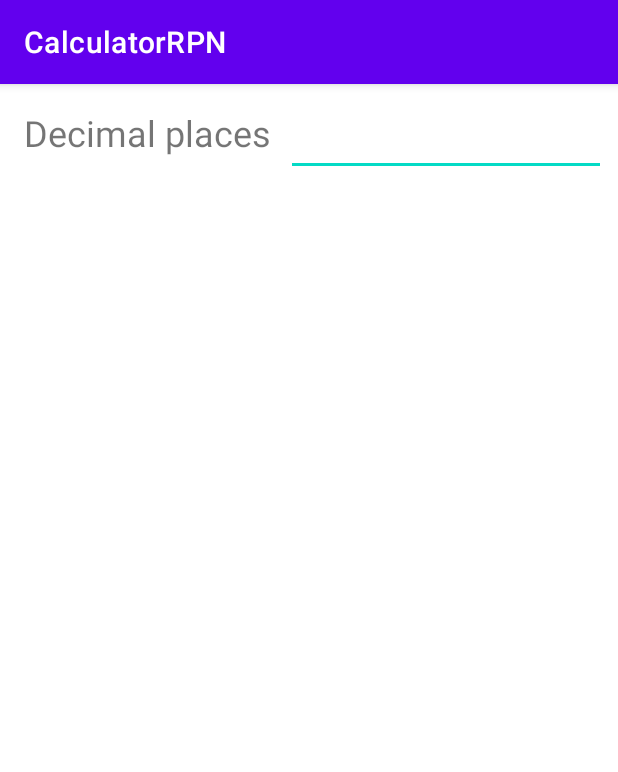
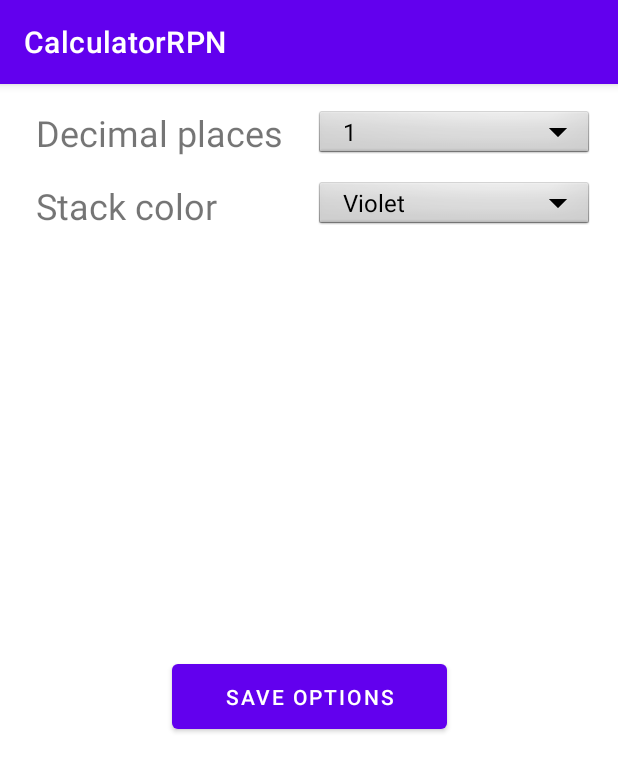
Before and after one commit to Quattro-Bajeena/CalculatorRPN, an Android app: the SettingsActivity screen opened directly, with no data from a screen before it, on a phone screen of 412 x 824 dp. Shown: the top 772 px of the screen. Run offline under Robolectric (Android 15) with nearby library versions, the phone set to English and light mode, and no system bars.

Commit message:
settings mostly done

```diff
--- a/app/src/main/java/com/example/calculatorrpn/SettingsActivity.kt
+++ b/app/src/main/java/com/example/calculatorrpn/SettingsActivity.kt
@@ -1,20 +1,51 @@
 package com.example.calculatorrpn
 
+import android.R
+import android.app.Activity
+import android.os.Bundle
+import android.widget.ArrayAdapter
+import android.widget.Spinner
 import androidx.appcompat.app.AppCompatActivity
-import android.os.Bundle
+import com.example.calculatorrpn.databinding.ActivitySettingsBinding
+import kotlin.text.*
+
 
 class SettingsActivity : AppCompatActivity() {
+
+    lateinit var binding: ActivitySettingsBinding
+
     override fun onCreate(savedInstanceState: Bundle?) {
         super.onCreate(savedInstanceState)
-        setContentView(R.layout.activity_settings)
+
+        binding = ActivitySettingsBinding.inflate(layoutInflater)
+        val view = binding.root
+        setContentView(view)
+
+        var roundingOptions = arrayOf(1, 2, 3, 4)
+        var colorOptions = arrayOf("Violet", "Red", "Green", "Blue")
+        binding.spinnerRounding.adapter = ArrayAdapter(this, R.layout.simple_spinner_dropdown_item, roundingOptions)
+        binding.spinnerColor.adapter = ArrayAdapter(this, R.layout.simple_spinner_dropdown_item, colorOptions)
+
+        val settings = getSharedPreferences("General", 0)
+        var rounding = settings.getInt("Rounding", 1)
+        var color = settings.getString("Color", "Violet")
+
+        binding.spinnerRounding.setSelection(roundingOptions.indexOf(rounding))
+        binding.spinnerColor.setSelection(colorOptions.indexOf(color))
+
+        binding.buttonSave.setOnClickListener(){saveSettings()}
     }
 
     private fun saveSettings(){
-
+        var roundingValue = binding.spinnerRounding.selectedItem.toString().toInt()
+        var colorValue = binding.spinnerColor.selectedItem.toString()
 
         val settings = getSharedPreferences("General", 0)
         val editor = settings.edit()
-        editor.putInt("Rounding", 5)
+        editor.putInt("Rounding", roundingValue)
+        editor.putString("Color", colorValue)
         editor.commit()
+        setResult(Activity.RESULT_OK)
+        finish()
     }
 }
--- a/app/src/main/res/layout/activity_settings.xml
+++ b/app/src/main/res/layout/activity_settings.xml
@@ -10,21 +10,56 @@
         android:id="@+id/textView"
         android:layout_width="wrap_content"
         android:layout_height="wrap_content"
-        android:layout_marginStart="16dp"
+        android:layout_marginStart="24dp"
         android:layout_marginTop="16dp"
         android:text="Decimal places"
         android:textSize="24sp"
         app:layout_constraintStart_toStartOf="parent"
         app:layout_constraintTop_toTopOf="parent" />
 
-    <EditText
-        android:id="@+id/editTextNumber"
+    <TextView
+        android:id="@+id/textView2"
         android:layout_width="wrap_content"
         android:layout_height="wrap_content"
+        android:layout_marginStart="24dp"
         android:layout_marginTop="16dp"
-        android:layout_marginEnd="8dp"
-        android:ems="10"
-        android:inputType="number"
+        android:text="Stack color"
+        android:textSize="24sp"
+        app:layout_constraintStart_toStartOf="parent"
+        app:layout_constraintTop_toBottomOf="@+id/textView" />
+
+    <Spinner
+        android:id="@+id/spinnerRounding"
+        android:layout_width="186dp"
+        android:layout_height="35dp"
+        android:layout_marginTop="16dp"
+        android:layout_marginEnd="16dp"
+        android:text="Rounding"
+        android:background="@android:drawable/btn_dropdown"
+        android:spinnerMode="dropdown"
         app:layout_constraintEnd_toEndOf="parent"
         app:layout_constraintTop_toTopOf="parent" />
+
+    <Spinner
+        android:id="@+id/spinnerColor"
+        android:layout_width="186dp"
+        android:layout_height="35dp"
+        android:layout_marginTop="12dp"
+        android:layout_marginEnd="16dp"
+        android:background="@android:drawable/btn_dropdown"
+        android:spinnerMode="dropdown"
+        android:text="Rounding"
+        app:layout_constraintEnd_toEndOf="parent"
+        app:layout_constraintTop_toBottomOf="@+id/spinnerRounding" />
+
+    <Button
+        android:id="@+id/buttonSave"
+        android:layout_width="183dp"
+        android:layout_height="55dp"
+        android:text="Save options"
+        app:layout_constraintBottom_toBottomOf="parent"
+        app:layout_constraintEnd_toEndOf="parent"
+        app:layout_constraintStart_toStartOf="parent"
+        app:layout_constraintTop_toBottomOf="@+id/textView" />
+
 </androidx.constraintlayout.widget.ConstraintLayout>
--- a/app/src/main/res/values/colors.xml
+++ b/app/src/main/res/values/colors.xml
@@ -7,4 +7,8 @@
     <color name="teal_700">#FF018786</color>
     <color name="black">#FF000000</color>
     <color name="white">#FFFFFFFF</color>
+    <color name="Red">#E91E36</color>
+    <color name="Green">#8BC34A</color>
+    <color name="Blue">#03A9F4</color>
+
 </resources>
```
Also changed, not shown: app/src/main/java/com/example/calculatorrpn/Calculator.kt (+4 -3 lines), app/src/main/java/com/example/calculatorrpn/Extensions.kt (added, +12 -0 lines), app/src/main/java/com/example/calculatorrpn/MainActivity.kt (+36 -3 lines), app/src/main/res/layout/activity_main.xml (+61 -13 lines).
